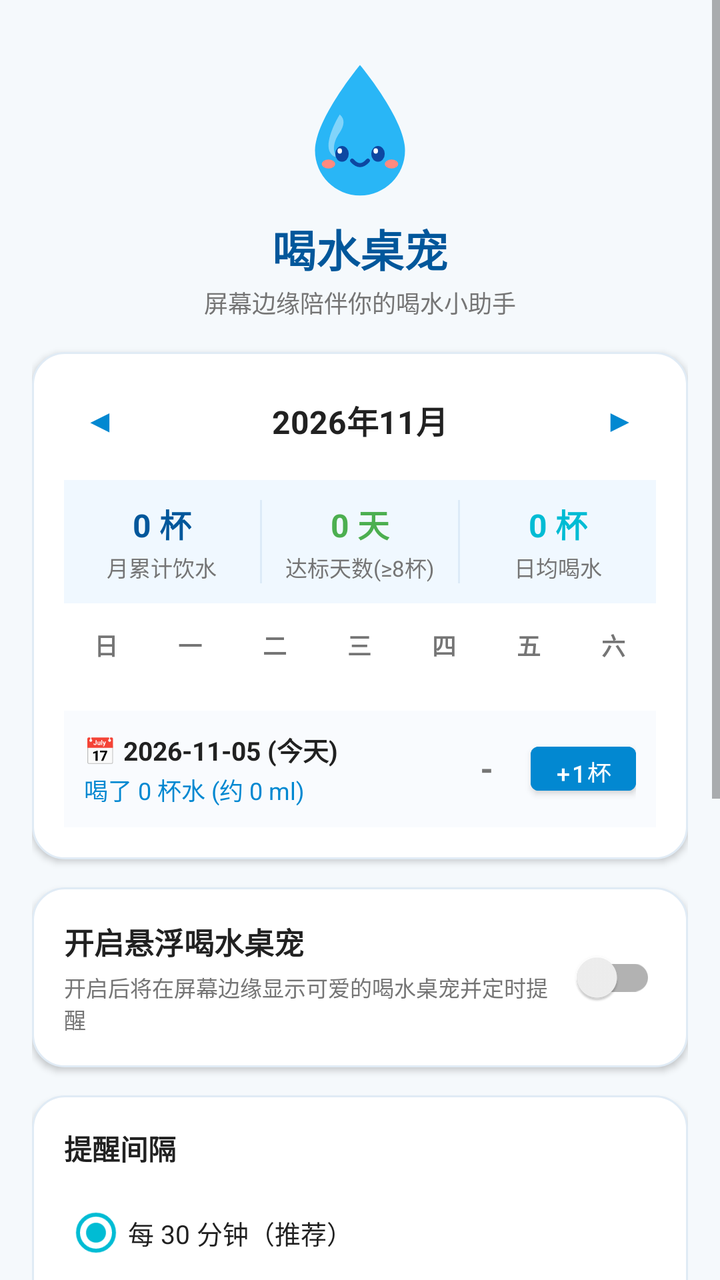
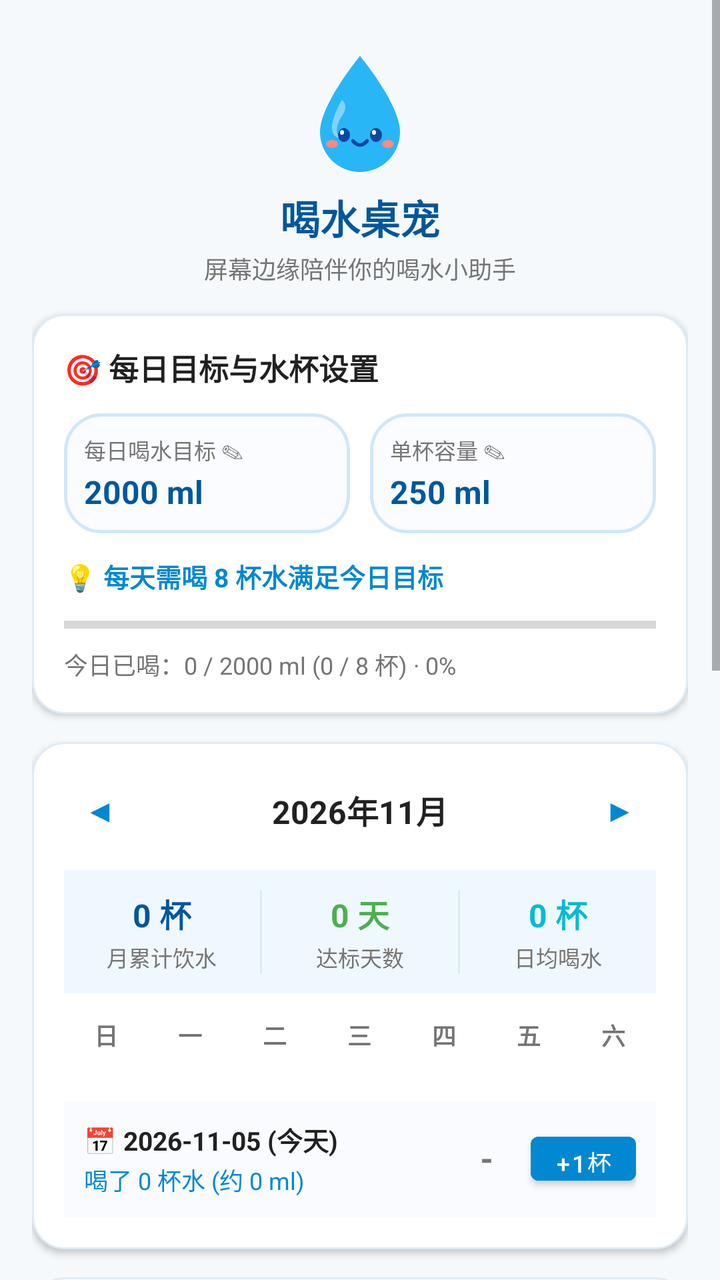

Compare the two renders of this Android layout. The source of the first and the diff that turns it into the second are given below.
<!-- AndroidManifest.xml: application theme Theme.WaterPet -->
<!-- res/layout/activity_main.xml -->
<?xml version="1.0" encoding="utf-8"?>
<ScrollView xmlns:android="http://schemas.android.com/apk/res/android"
    xmlns:app="http://schemas.android.com/apk/res-auto"
    android:layout_width="match_parent"
    android:layout_height="match_parent"
    android:background="@color/bg_light"
    android:fillViewport="true">

    <LinearLayout
        android:layout_width="match_parent"
        android:layout_height="wrap_content"
        android:orientation="vertical"
        android:padding="16dp">

        
        <LinearLayout
            android:layout_width="match_parent"
            android:layout_height="wrap_content"
            android:layout_marginTop="12dp"
            android:gravity="center"
            android:orientation="vertical">

            <ImageView
                android:layout_width="72dp"
                android:layout_height="72dp"
                android:src="@drawable/ic_water_pet" />

            <TextView
                android:layout_width="wrap_content"
                android:layout_height="wrap_content"
                android:layout_marginTop="8dp"
                android:text="@string/app_name"
                android:textColor="@color/primary_dark"
                android:textSize="22sp"
                android:textStyle="bold" />

            <TextView
                android:layout_width="wrap_content"
                android:layout_height="wrap_content"
                android:layout_marginTop="2dp"
                android:text="@string/subtitle"
                android:textColor="@color/text_secondary"
                android:textSize="12sp" />
        </LinearLayout>

        
        <LinearLayout
            android:layout_width="match_parent"
            android:layout_height="wrap_content"
            android:layout_marginTop="16dp"
            android:background="@drawable/bg_card"
            android:elevation="2dp"
            android:orientation="vertical"
            android:padding="16dp">

            
            <RelativeLayout
                android:layout_width="match_parent"
                android:layout_height="wrap_content">

                <TextView
                    android:id="@+id/btnPrevMonth"
                    android:layout_width="36dp"
                    android:layout_height="36dp"
                    android:layout_alignParentStart="true"
                    android:layout_centerVertical="true"
                    android:background="?android:attr/selectableItemBackgroundBorderless"
                    android:gravity="center"
                    android:text="◀"
                    android:textColor="@color/primary"
                    android:textSize="16sp" />

                <TextView
                    android:id="@+id/tvMonthYear"
                    android:layout_width="wrap_content"
                    android:layout_height="wrap_content"
                    android:layout_centerInParent="true"
                    android:text="2026年11月"
                    android:textColor="@color/text_primary"
                    android:textSize="16sp"
                    android:textStyle="bold" />

                <TextView
                    android:id="@+id/btnNextMonth"
                    android:layout_width="36dp"
                    android:layout_height="36dp"
                    android:layout_alignParentEnd="true"
                    android:layout_centerVertical="true"
                    android:background="?android:attr/selectableItemBackgroundBorderless"
                    android:gravity="center"
                    android:text="▶"
                    android:textColor="@color/primary"
                    android:textSize="16sp" />
            </RelativeLayout>

            
            <LinearLayout
                android:layout_width="match_parent"
                android:layout_height="wrap_content"
                android:layout_marginTop="12dp"
                android:background="#F0F8FF"
                android:orientation="horizontal"
                android:paddingTop="10dp"
                android:paddingBottom="10dp">

                <LinearLayout
                    android:layout_width="0dp"
                    android:layout_height="wrap_content"
                    android:layout_weight="1"
                    android:gravity="center"
                    android:orientation="vertical">

                    <TextView
                        android:id="@+id/tvMonthTotal"
                        android:layout_width="wrap_content"
                        android:layout_height="wrap_content"
                        android:text="0 杯"
                        android:textColor="@color/primary_dark"
                        android:textSize="16sp"
                        android:textStyle="bold" />

                    <TextView
                        android:layout_width="wrap_content"
                        android:layout_height="wrap_content"
                        android:layout_marginTop="2dp"
                        android:text="月累计饮水"
                        android:textColor="@color/text_secondary"
                        android:textSize="11sp" />
                </LinearLayout>

                <View
                    android:layout_width="1dp"
                    android:layout_height="match_parent"
                    android:background="#DCEBF8" />

                <LinearLayout
                    android:layout_width="0dp"
                    android:layout_height="wrap_content"
                    android:layout_weight="1"
                    android:gravity="center"
                    android:orientation="vertical">

                    <TextView
                        android:id="@+id/tvMonthGoal"
                        android:layout_width="wrap_content"
                        android:layout_height="wrap_content"
                        android:text="0 天"
                        android:textColor="@color/btn_success"
                        android:textSize="16sp"
                        android:textStyle="bold" />

                    <TextView
                        android:layout_width="wrap_content"
                        android:layout_height="wrap_content"
                        android:layout_marginTop="2dp"
                        android:text="达标天数(≥8杯)"
                        android:textColor="@color/text_secondary"
                        android:textSize="11sp" />
                </LinearLayout>

                <View
                    android:layout_width="1dp"
                    android:layout_height="match_parent"
                    android:background="#DCEBF8" />

                <LinearLayout
                    android:layout_width="0dp"
                    android:layout_height="wrap_content"
                    android:layout_weight="1"
                    android:gravity="center"
                    android:orientation="vertical">

                    <TextView
                        android:id="@+id/tvMonthAvg"
                        android:layout_width="wrap_content"
                        android:layout_height="wrap_content"
                        android:text="0 杯"
                        android:textColor="@color/accent"
                        android:textSize="16sp"
                        android:textStyle="bold" />

                    <TextView
                        android:layout_width="wrap_content"
                        android:layout_height="wrap_content"
                        android:layout_marginTop="2dp"
                        android:text="日均喝水"
                        android:textColor="@color/text_secondary"
                        android:textSize="11sp" />
                </LinearLayout>
            </LinearLayout>

            
            <LinearLayout
                android:layout_width="match_parent"
                android:layout_height="wrap_content"
                android:layout_marginTop="12dp"
                android:orientation="horizontal">

                <TextView style="@style/CalendarWeekHeader" android:text="日" />
                <TextView style="@style/CalendarWeekHeader" android:text="一" />
                <TextView style="@style/CalendarWeekHeader" android:text="二" />
                <TextView style="@style/CalendarWeekHeader" android:text="三" />
                <TextView style="@style/CalendarWeekHeader" android:text="四" />
                <TextView style="@style/CalendarWeekHeader" android:text="五" />
                <TextView style="@style/CalendarWeekHeader" android:text="六" />
            </LinearLayout>

            
            <TableLayout
                android:id="@+id/tableCalendar"
                android:layout_width="match_parent"
                android:layout_height="wrap_content"
                android:layout_marginTop="4dp"
                android:stretchColumns="*" />

            
            <LinearLayout
                android:id="@+id/layoutDayDetail"
                android:layout_width="match_parent"
                android:layout_height="wrap_content"
                android:layout_marginTop="14dp"
                android:background="#F9FBFE"
                android:gravity="center_vertical"
                android:orientation="horizontal"
                android:padding="10dp">

                <LinearLayout
                    android:layout_width="0dp"
                    android:layout_height="wrap_content"
                    android:layout_weight="1"
                    android:orientation="vertical">

                    <TextView
                        android:id="@+id/tvSelectedDate"
                        android:layout_width="wrap_content"
                        android:layout_height="wrap_content"
                        android:text="📅 2026-11-05 (今天)"
                        android:textColor="@color/text_primary"
                        android:textSize="13sp"
                        android:textStyle="bold" />

                    <TextView
                        android:id="@+id/tvSelectedDetail"
                        android:layout_width="wrap_content"
                        android:layout_height="wrap_content"
                        android:layout_marginTop="2dp"
                        android:text="喝了 0 杯水 (约 0 ml)"
                        android:textColor="@color/primary"
                        android:textSize="12sp" />
                </LinearLayout>

                
                <Button
                    android:id="@+id/btnMinusCup"
                    style="?android:attr/borderlessButtonStyle"
                    android:layout_width="36dp"
                    android:layout_height="36dp"
                    android:minWidth="0dp"
                    android:padding="0dp"
                    android:text="-"
                    android:textColor="@color/text_secondary"
                    android:textSize="16sp"
                    android:textStyle="bold" />

                <Button
                    android:id="@+id/btnAddCup"
                    android:layout_width="wrap_content"
                    android:layout_height="34dp"
                    android:layout_marginStart="4dp"
                    android:backgroundTint="@color/primary"
                    android:minWidth="0dp"
                    android:paddingStart="12dp"
                    android:paddingEnd="12dp"
                    android:text="+1杯"
                    android:textColor="@color/white"
                    android:textSize="12sp" />
            </LinearLayout>

        </LinearLayout>

        
        <LinearLayout
            android:layout_width="match_parent"
            android:layout_height="wrap_content"
            android:layout_marginTop="14dp"
            android:background="@drawable/bg_card"
            android:elevation="2dp"
            android:orientation="horizontal"
            android:padding="16dp">

            <LinearLayout
                android:layout_width="0dp"
                android:layout_height="wrap_content"
                android:layout_weight="1"
                android:orientation="vertical">

                <TextView
                    android:layout_width="wrap_content"
                    android:layout_height="wrap_content"
                    android:text="@string/switch_title"
                    android:textColor="@color/text_primary"
                    android:textSize="15sp"
                    android:textStyle="bold" />

                <TextView
                    android:layout_width="wrap_content"
                    android:layout_height="wrap_content"
                    android:layout_marginTop="4dp"
                    android:text="@string/switch_desc"
                    android:textColor="@color/text_secondary"
                    android:textSize="11sp" />
            </LinearLayout>

            <androidx.appcompat.widget.SwitchCompat
                android:id="@+id/switchPet"
                android:layout_width="wrap_content"
                android:layout_height="wrap_content"
                android:layout_gravity="center_vertical" />
        </LinearLayout>

        
        <LinearLayout
            android:layout_width="match_parent"
            android:layout_height="wrap_content"
            android:layout_marginTop="14dp"
            android:background="@drawable/bg_card"
            android:elevation="2dp"
            android:orientation="vertical"
            android:padding="16dp">

            <TextView
                android:layout_width="wrap_content"
                android:layout_height="wrap_content"
                android:text="@string/interval_title"
                android:textColor="@color/text_primary"
                android:textSize="14sp"
                android:textStyle="bold" />

            <RadioGroup
                android:id="@+id/rgInterval"
                android:layout_width="match_parent"
                android:layout_height="wrap_content"
                android:layout_marginTop="8dp">

                <RadioButton
                    android:id="@+id/rb30m"
                    android:layout_width="wrap_content"
                    android:layout_height="wrap_content"
                    android:checked="true"
                    android:text="@string/interval_30m"
                    android:textColor="@color/text_primary"
                    android:textSize="13sp" />

                <RadioButton
                    android:id="@+id/rb45m"
                    android:layout_width="wrap_content"
                    android:layout_height="wrap_content"
                    android:text="@string/interval_45m"
                    android:textColor="@color/text_primary"
                    android:textSize="13sp" />

                <RadioButton
                    android:id="@+id/rb60m"
                    android:layout_width="wrap_content"
                    android:layout_height="wrap_content"
                    android:text="@string/interval_60m"
                    android:textColor="@color/text_primary"
                    android:textSize="13sp" />
            </RadioGroup>
        </LinearLayout>

        
        <LinearLayout
            android:layout_width="match_parent"
            android:layout_height="wrap_content"
            android:layout_marginTop="14dp"
            android:background="@drawable/bg_card"
            android:elevation="2dp"
            android:orientation="vertical"
            android:padding="16dp">

            <TextView
                android:layout_width="wrap_content"
                android:layout_height="wrap_content"
                android:text="运行权限（请确保全部开启）"
                android:textColor="@color/text_primary"
                android:textSize="14sp"
                android:textStyle="bold" />

            
            <RelativeLayout
                android:layout_width="match_parent"
                android:layout_height="wrap_content"
                android:layout_marginTop="10dp">

                <LinearLayout
                    android:layout_width="wrap_content"
                    android:layout_height="wrap_content"
                    android:layout_alignParentStart="true"
                    android:layout_toStartOf="@id/btnOverlayPermission"
                    android:orientation="vertical">

                    <TextView
                        android:layout_width="wrap_content"
                        android:layout_height="wrap_content"
                        android:text="@string/permission_overlay_title"
                        android:textColor="@color/text_primary"
                        android:textSize="13sp" />

                    <TextView
                        android:layout_width="wrap_content"
                        android:layout_height="wrap_content"
                        android:text="@string/permission_overlay_desc"
                        android:textColor="@color/text_secondary"
                        android:textSize="11sp" />
                </LinearLayout>

                <Button
                    android:id="@+id/btnOverlayPermission"
                    style="?android:attr/borderlessButtonStyle"
                    android:layout_width="wrap_content"
                    android:layout_height="34dp"
                    android:layout_alignParentEnd="true"
                    android:layout_centerVertical="true"
                    android:text="@string/btn_grant"
                    android:textColor="@color/primary"
                    android:textSize="12sp" />
            </RelativeLayout>

            
            <RelativeLayout
                android:layout_width="match_parent"
                android:layout_height="wrap_content"
                android:layout_marginTop="8dp">

                <LinearLayout
                    android:layout_width="wrap_content"
                    android:layout_height="wrap_content"
                    android:layout_alignParentStart="true"
                    android:layout_toStartOf="@id/btnBatteryPermission"
                    android:orientation="vertical">

                    <TextView
                        android:layout_width="wrap_content"
                        android:layout_height="wrap_content"
                        android:text="@string/permission_battery_title"
                        android:textColor="@color/text_primary"
                        android:textSize="13sp" />

                    <TextView
                        android:layout_width="wrap_content"
                        android:layout_height="wrap_content"
                        android:text="@string/permission_battery_desc"
                        android:textColor="@color/text_secondary"
                        android:textSize="11sp" />
                </LinearLayout>

                <Button
                    android:id="@+id/btnBatteryPermission"
                    style="?android:attr/borderlessButtonStyle"
                    android:layout_width="wrap_content"
                    android:layout_height="34dp"
                    android:layout_alignParentEnd="true"
                    android:layout_centerVertical="true"
                    android:text="@string/btn_grant"
                    android:textColor="@color/primary"
                    android:textSize="12sp" />
            </RelativeLayout>
        </LinearLayout>

        
        <Button
            android:id="@+id/btnTest"
            android:layout_width="match_parent"
            android:layout_height="46dp"
            android:layout_marginTop="16dp"
            android:layout_marginBottom="24dp"
            android:backgroundTint="@color/accent"
            android:text="@string/btn_test_bubble"
            android:textColor="@color/white"
            android:textSize="14sp" />

    </LinearLayout>
</ScrollView>
<!-- resources referenced by this layout -->
<resources>
  <color name="accent">#00BCD4</color>
  <color name="bg_light">#F5F9FC</color>
  <color name="btn_success">#4CAF50</color>
  <color name="primary">#0288D1</color>
  <color name="primary_dark">#01579B</color>
  <color name="text_primary">#212121</color>
  <color name="text_secondary">#757575</color>
  <color name="white">#FFFFFFFF</color>
  <!-- drawable bg_card (drawable) -->
  <?xml version="1.0" encoding="utf-8"?>
  <shape xmlns:android="http://schemas.android.com/apk/res/android"
      android:shape="rectangle">
      <solid android:color="@color/card_bg" />
      <corners android:radius="16dp" />
      <stroke
          android:width="1dp"
          android:color="#E0EBF5" />
  </shape>
  <string name="app_name">喝水桌宠</string>
  <string name="btn_grant">去授权</string>
  <string name="btn_test_bubble">立即弹出提醒气泡</string>
  <string name="interval_30m">每 30 分钟（推荐）</string>
  <string name="interval_45m">每 45 分钟</string>
  <string name="interval_60m">每 60 分钟</string>
  <string name="interval_title">提醒间隔</string>
  <string name="permission_battery_desc">允许后台持续计时，避免被手机系统自动关闭</string>
  <string name="permission_battery_title">2. 电池白名单（防杀后台）</string>
  <string name="permission_overlay_desc">用于在屏幕边缘显示桌宠形象与提醒气泡</string>
  <string name="permission_overlay_title">1. 悬浮窗显示权限</string>
  <string name="subtitle">屏幕边缘陪伴你的喝水小助手</string>
  <string name="switch_desc">开启后将在屏幕边缘显示可爱的喝水桌宠并定时提醒</string>
  <string name="switch_title">开启悬浮喝水桌宠</string>
  <style name="CalendarWeekHeader">
          <item name="android:layout_width">0dp</item>
          <item name="android:layout_height">wrap_content</item>
          <item name="android:layout_weight">1</item>
          <item name="android:gravity">center</item>
          <item name="android:textSize">12sp</item>
          <item name="android:textColor">@color/text_secondary</item>
          <item name="android:textStyle">bold</item>
          <item name="android:paddingBottom">6dp</item>
      </style>
  <style name="Theme.WaterPet" parent="Theme.MaterialComponents.DayNight.NoActionBar">
          <item name="colorPrimary">@color/primary</item>
          <item name="colorPrimaryVariant">@color/primary_dark</item>
          <item name="colorOnPrimary">@color/white</item>
          <item name="colorSecondary">@color/accent</item>
          <item name="android:statusBarColor">@color/bg_light</item>
          <item name="android:windowLightStatusBar">true</item>
      </style>
  <color name="card_bg">#FFFFFF</color>
  <!-- unchanged entries left out for length: 1 -->
</resources>

<!-- the commit's change to res/layout/activity_main.xml (unified diff, before → after) -->
@@ -16,22 +16,22 @@
         <LinearLayout
             android:layout_width="match_parent"
             android:layout_height="wrap_content"
-            android:layout_marginTop="12dp"
+            android:layout_marginTop="8dp"
             android:gravity="center"
             android:orientation="vertical">
 
             <ImageView
-                android:layout_width="72dp"
-                android:layout_height="72dp"
+                android:layout_width="64dp"
+                android:layout_height="64dp"
                 android:src="@drawable/ic_water_pet" />
 
             <TextView
                 android:layout_width="wrap_content"
                 android:layout_height="wrap_content"
-                android:layout_marginTop="8dp"
+                android:layout_marginTop="6dp"
                 android:text="@string/app_name"
                 android:textColor="@color/primary_dark"
-                android:textSize="22sp"
+                android:textSize="20sp"
                 android:textStyle="bold" />
 
             <TextView
@@ -47,7 +47,129 @@
         <LinearLayout
             android:layout_width="match_parent"
             android:layout_height="wrap_content"
-            android:layout_marginTop="16dp"
+            android:layout_marginTop="14dp"
+            android:background="@drawable/bg_card"
+            android:elevation="2dp"
+            android:orientation="vertical"
+            android:padding="16dp">
+
+            <TextView
+                android:layout_width="wrap_content"
+                android:layout_height="wrap_content"
+                android:text="🎯 每日目标与水杯设置"
+                android:textColor="@color/text_primary"
+                android:textSize="15sp"
+                android:textStyle="bold" />
+
+            
+            <LinearLayout
+                android:layout_width="match_parent"
+                android:layout_height="wrap_content"
+                android:layout_marginTop="12dp"
+                android:orientation="horizontal">
+
+                
+                <LinearLayout
+                    android:id="@+id/layoutTargetMl"
+                    android:layout_width="0dp"
+                    android:layout_height="wrap_content"
+                    android:layout_weight="1"
+                    android:background="@drawable/bg_bubble"
+                    android:clickable="true"
+                    android:focusable="true"
+                    android:orientation="vertical"
+                    android:padding="10dp">
+
+                    <TextView
+                        android:layout_width="wrap_content"
+                        android:layout_height="wrap_content"
+                        android:text="每日喝水目标 ✎"
+                        android:textColor="@color/text_secondary"
+                        android:textSize="11sp" />
+
+                    <TextView
+                        android:id="@+id/tvDailyTargetMl"
+                        android:layout_width="wrap_content"
+                        android:layout_height="wrap_content"
+                        android:layout_marginTop="2dp"
+                        android:text="2000 ml"
+                        android:textColor="@color/primary_dark"
+                        android:textSize="16sp"
+                        android:textStyle="bold" />
+                </LinearLayout>
+
+                <View
+                    android:layout_width="10dp"
+                    android:layout_height="match_parent" />
+
+                
+                <LinearLayout
+                    android:id="@+id/layoutCupCapacity"
+                    android:layout_width="0dp"
+                    android:layout_height="wrap_content"
+                    android:layout_weight="1"
+                    android:background="@drawable/bg_bubble"
+                    android:clickable="true"
+                    android:focusable="true"
+                    android:orientation="vertical"
+                    android:padding="10dp">
+
+                    <TextView
+                        android:layout_width="wrap_content"
+                        android:layout_height="wrap_content"
+                        android:text="单杯容量 ✎"
+                        android:textColor="@color/text_secondary"
+                        android:textSize="11sp" />
+
+                    <TextView
+                        android:id="@+id/tvCupCapacityMl"
+                        android:layout_width="wrap_content"
+                        android:layout_height="wrap_content"
+                        android:layout_marginTop="2dp"
+                        android:text="250 ml"
+                        android:textColor="@color/primary_dark"
+                        android:textSize="16sp"
+                        android:textStyle="bold" />
+                </LinearLayout>
+            </LinearLayout>
+
+            
+            <TextView
+                android:id="@+id/tvTargetCalculation"
+                android:layout_width="wrap_content"
+                android:layout_height="wrap_content"
+                android:layout_marginTop="12dp"
+                android:text="💡 每天需喝 8 杯水满足今日目标"
+                android:textColor="@color/primary"
+                android:textSize="13sp"
+                android:textStyle="bold" />
+
+            
+            <ProgressBar
+                android:id="@+id/pbTodayProgress"
+                style="?android:attr/progressBarStyleHorizontal"
+                android:layout_width="match_parent"
+                android:layout_height="10dp"
+                android:layout_marginTop="10dp"
+                android:max="100"
+                android:progress="0"
+                android:progressTint="@color/primary" />
+
+            <TextView
+                android:id="@+id/tvTodayProgressText"
+                android:layout_width="wrap_content"
+                android:layout_height="wrap_content"
+                android:layout_marginTop="6dp"
+                android:text="今日已喝：0 / 2000 ml (0 / 8 杯) · 0%"
+                android:textColor="@color/text_secondary"
+                android:textSize="12sp" />
+        </LinearLayout>
+
+        
+        <LinearLayout
+            android:layout_width="match_parent"
+            android:layout_height="wrap_content"
+            android:layout_marginTop="14dp"
             android:background="@drawable/bg_card"
             android:elevation="2dp"
             android:orientation="vertical"
@@ -120,6 +242,7 @@
                         android:textStyle="bold" />
 
                     <TextView
+                        android:id="@+id/tvMonthTotalMl"
                         android:layout_width="wrap_content"
                         android:layout_height="wrap_content"
                         android:layout_marginTop="2dp"
@@ -150,10 +273,11 @@
                         android:textStyle="bold" />
 
                     <TextView
+                        android:id="@+id/tvMonthGoalLabel"
                         android:layout_width="wrap_content"
                         android:layout_height="wrap_content"
                         android:layout_marginTop="2dp"
-                        android:text="达标天数(≥8杯)"
+                        android:text="达标天数"
                         android:textColor="@color/text_secondary"
                         android:textSize="11sp" />
                 </LinearLayout>
<!-- resource entries referenced after the edit -->
@@ -8,6 +8,21 @@
   <color name="text_primary">#212121</color>
   <color name="text_secondary">#757575</color>
   <color name="white">#FFFFFFFF</color>
+  <!-- drawable bg_bubble (drawable) -->
+  <?xml version="1.0" encoding="utf-8"?>
+  <shape xmlns:android="http://schemas.android.com/apk/res/android"
+      android:shape="rectangle">
+      <solid android:color="@color/bubble_bg" />
+      <corners android:radius="18dp" />
+      <stroke
+          android:width="1.5dp"
+          android:color="@color/bubble_stroke" />
+      <padding
+          android:bottom="14dp"
+          android:left="16dp"
+          android:right="16dp"
+          android:top="14dp" />
+  </shape>
   <!-- drawable bg_card (drawable) -->
   <?xml version="1.0" encoding="utf-8"?>
   <shape xmlns:android="http://schemas.android.com/apk/res/android"
@@ -50,6 +65,8 @@
           <item name="android:statusBarColor">@color/bg_light</item>
           <item name="android:windowLightStatusBar">true</item>
       </style>
+  <color name="bubble_bg">#FAFCFF</color>
+  <color name="bubble_stroke">#D0E7F9</color>
   <color name="card_bg">#FFFFFF</color>
   <!-- unchanged entries left out for length: 1 -->
 </resources>
